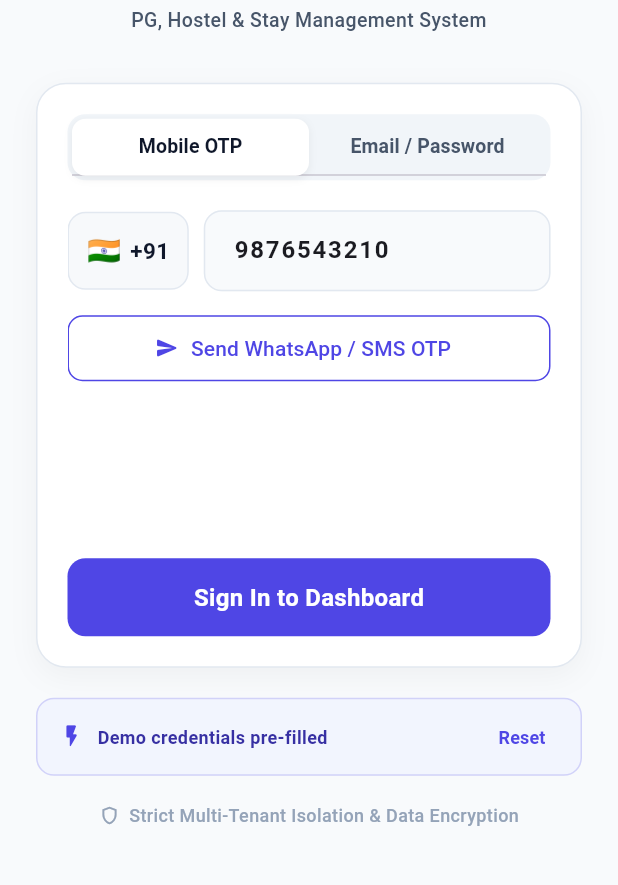
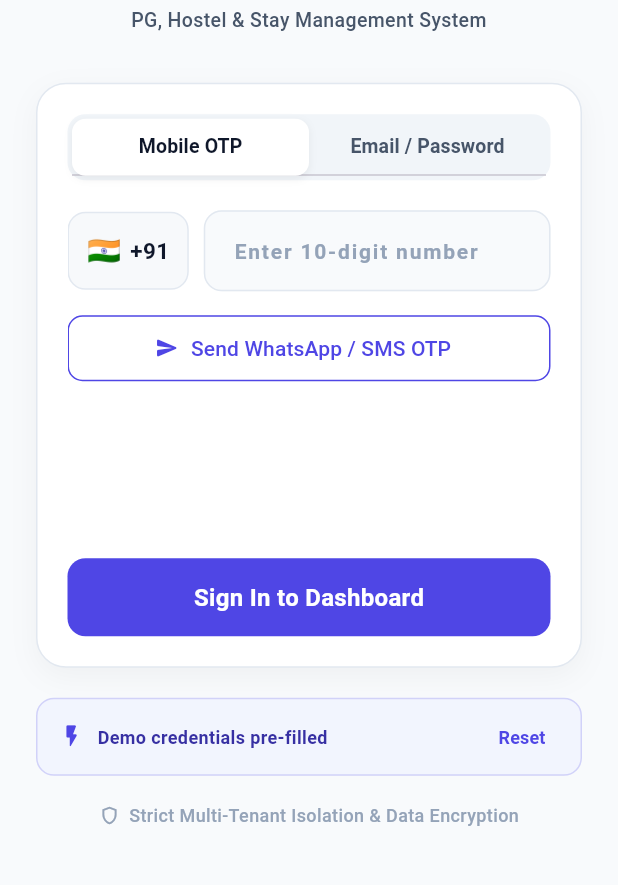
Before and after one commit to vijaybanoth7165/accommodation_platform, a Flutter app: the screen it shows after launch, on a phone screen of 412 x 824 dp, the part 290-1175 px from its top. Run offline on Flutter 3.47's test engine with Material 3 defaults, Android fonts, the phone set to English and light mode, and no system bars.

Commit message:
fix: start with empty phone field to prevent 10-char limit block and enable explicit cursor

```diff
--- a/lib/screens/auth/login_screen.dart
+++ b/lib/screens/auth/login_screen.dart
@@ -15,7 +15,7 @@ class _LoginScreenState extends State<LoginScreen> with SingleTickerProviderStat
   late TabController _authTabController;
 
   // Controllers
-  final _phoneController = TextEditingController(text: '9876543210');
+  final _phoneController = TextEditingController();
   final _otpController = TextEditingController();
   final _emailController = TextEditingController(text: 'owner@stayflow.com');
   final _passwordController = TextEditingController(text: 'password123');
@@ -308,7 +308,11 @@ class _LoginScreenState extends State<LoginScreen> with SingleTickerProviderStat
                   fontSize: 16,
                   fontWeight: FontWeight.w600,
                   letterSpacing: 1.2,
+                  color: AppColors.textPrimary,
                 ),
+                cursorColor: AppColors.primary,
+                showCursor: true,
+                enableInteractiveSelection: true,
                 decoration: const InputDecoration(
                   hintText: 'Enter 10-digit number',
                   contentPadding: EdgeInsets.symmetric(horizontal: 16, vertical: 15),
```
